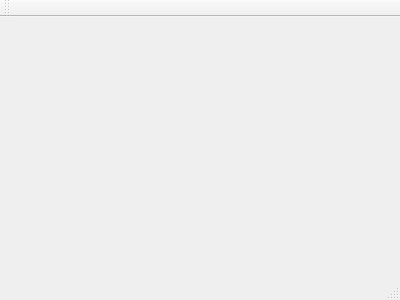
ofcZsgj/autoConnectFTP, file mainwindow.ui: the form before one commit.
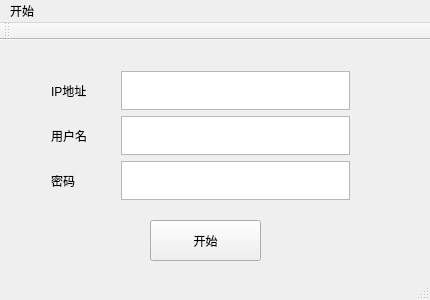
The form after the commit.

Commit message: build UI interface

```diff
--- a/mainwindow.ui
+++ b/mainwindow.ui
@@ -1,24 +1,132 @@
 <ui version="4.0">
  <class>MainWindow</class>
- <widget class="QMainWindow" name="MainWindow" >
-  <property name="geometry" >
+ <widget class="QMainWindow" name="MainWindow">
+  <property name="geometry">
    <rect>
     <x>0</x>
     <y>0</y>
-    <width>400</width>
+    <width>430</width>
     <height>300</height>
    </rect>
   </property>
   <property name="windowTitle" >
    <string>MainWindow</string>
   </property>
-  <widget class="QMenuBar" name="menuBar" />
-  <widget class="QToolBar" name="mainToolBar" />
-  <widget class="QWidget" name="centralWidget" />
-  <widget class="QStatusBar" name="statusBar" />
+  <widget class="QWidget" name="centralWidget">
+   <widget class="QPushButton" name="pushButton">
+    <property name="geometry">
+     <rect>
+      <x>150</x>
+      <y>180</y>
+      <width>111</width>
+      <height>41</height>
+     </rect>
+    </property>
+    <property name="text">
+     <string>开始</string>
+    </property>
+   </widget>
+   <widget class="QLabel" name="label_4">
+    <property name="geometry">
+     <rect>
+      <x>40</x>
+      <y>0</y>
+      <width>121</width>
+      <height>20</height>
+     </rect>
+    </property>
+    <property name="text">
+     <string/>
+    </property>
+   </widget>
+   <widget class="QWidget" name="">
+    <property name="geometry">
+     <rect>
+      <x>40</x>
+      <y>20</y>
+      <width>71</width>
+      <height>151</height>
+     </rect>
+    </property>
+    <layout class="QVBoxLayout" name="verticalLayout">
+     <item>
+      <widget class="QLabel" name="label">
+       <property name="text">
+        <string>IP地址</string>
+       </property>
+      </widget>
+     </item>
+     <item>
+      <widget class="QLabel" name="label_2">
+       <property name="text">
+        <string>用户名</string>
+       </property>
+      </widget>
+     </item>
+     <item>
+      <widget class="QLabel" name="label_3">
+       <property name="text">
+        <string>密码</string>
+       </property>
+      </widget>
+     </item>
+    </layout>
+   </widget>
+   <widget class="QWidget" name="">
+    <property name="geometry">
+     <rect>
+      <x>110</x>
+      <y>20</y>
+      <width>251</width>
+      <height>151</height>
+     </rect>
+    </property>
+    <layout class="QVBoxLayout" name="verticalLayout_2">
+     <item>
+      <widget class="QTextEdit" name="textEdit"/>
+     </item>
+     <item>
+      <widget class="QTextEdit" name="textEdit_2"/>
+     </item>
+     <item>
+      <widget class="QTextEdit" name="textEdit_3"/>
+     </item>
+    </layout>
+   </widget>
+  </widget>
+  <widget class="QMenuBar" name="menuBar">
+   <property name="geometry">
+    <rect>
+     <x>0</x>
+     <y>0</y>
+     <width>430</width>
+     <height>17</height>
+    </rect>
+   </property>
+   <widget class="QMenu" name="menu">
+    <property name="title">
+     <string>开始</string>
+    </property>
+    <addaction name="actiontianjiawenjian"/>
+   </widget>
+   <addaction name="menu"/>
+  </widget>
+  <widget class="QToolBar" name="mainToolBar">
+   <attribute name="toolBarArea">
+    <enum>TopToolBarArea</enum>
+   </attribute>
+   <attribute name="toolBarBreak">
+    <bool>false</bool>
+   </attribute>
+  </widget>
+  <widget class="QStatusBar" name="statusBar"/>
+  <action name="actiontianjiawenjian">
+   <property name="text">
+    <string>选择密码文件</string>
+   </property>
+  </action>
  </widget>
- <layoutDefault spacing="6" margin="11" />
- <pixmapfunction></pixmapfunction>
+ <layoutdefault spacing="6" margin="11"/>
  <resources/>
  <connections/>
 </ui>
```
Left out of the diff: 3 changed lines with no effect on the pictures. The commit also changes 2 other files.
